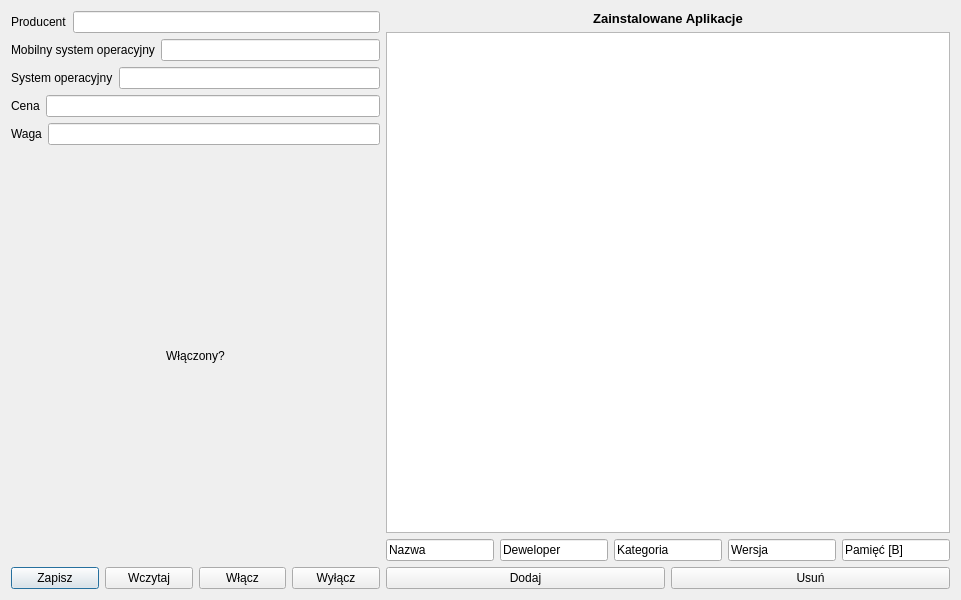
First picture: the form in oknoedytora.ui, repository AKolodz/PROE, before the edit.
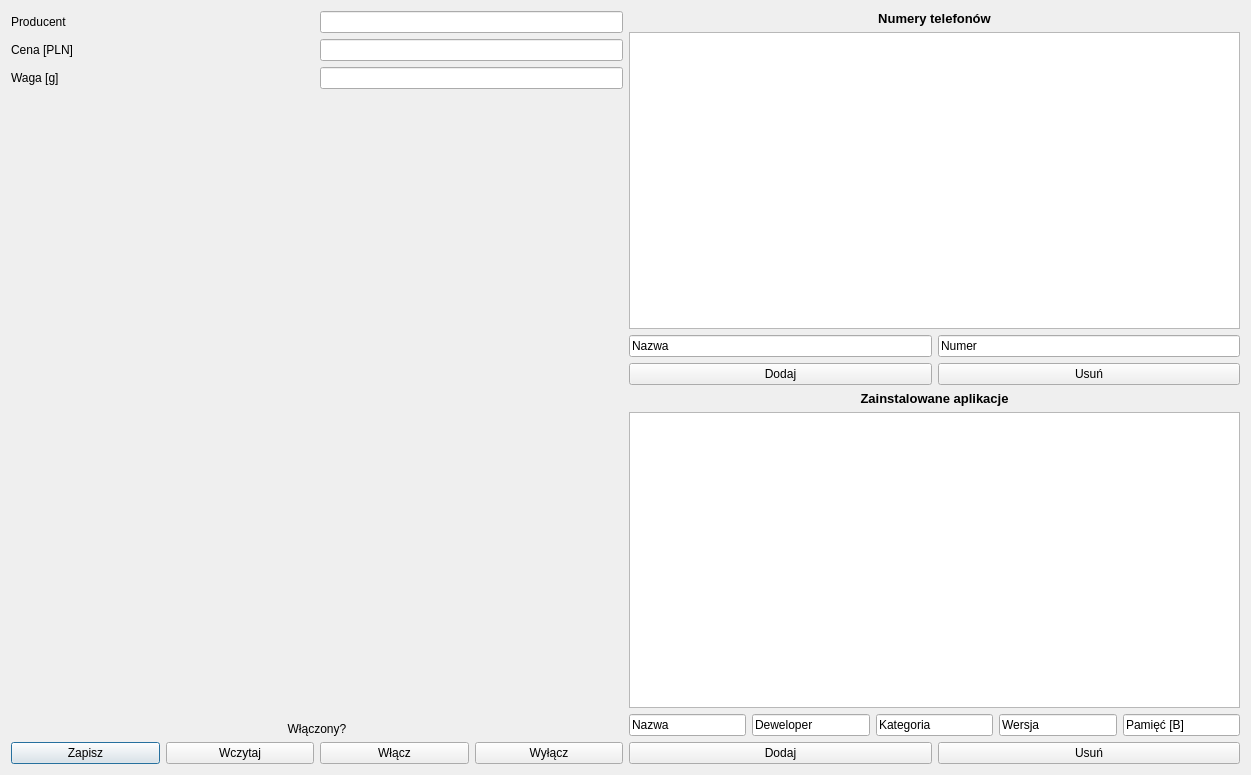
Second picture: the form after the edit.

Diff of the .ui file:
```diff
--- a/oknoedytora.ui
+++ b/oknoedytora.ui
@@ -6,8 +6,8 @@
    <rect>
     <x>0</x>
     <y>0</y>
-    <width>961</width>
-    <height>600</height>
+    <width>1251</width>
+    <height>775</height>
    </rect>
   </property>
   <property name="windowTitle">
@@ -32,6 +32,12 @@
          </item>
          <item>
           <widget class="QLineEdit" name="producent">
+           <property name="sizePolicy">
+            <sizepolicy hsizetype="Preferred" vsizetype="Fixed">
+             <horstretch>0</horstretch>
+             <verstretch>0</verstretch>
+            </sizepolicy>
+           </property>
            <property name="alignment">
             <set>Qt::AlignLeading|Qt::AlignLeft|Qt::AlignVCenter</set>
            </property>
@@ -39,45 +45,24 @@
          </item>
         </layout>
        </item>
-       <item>
-        <layout class="QHBoxLayout" name="horizontalLayout_3">
-         <item>
-          <widget class="QLabel" name="label_6">
-           <property name="text">
-            <string>Mobilny system operacyjny</string>
-           </property>
-          </widget>
-         </item>
-         <item>
-          <widget class="QLineEdit" name="system_operacyjny"/>
-         </item>
-        </layout>
-       </item>
-       <item>
-        <layout class="QHBoxLayout" name="horizontalLayout_5">
-         <item>
-          <widget class="QLabel" name="label_10">
-           <property name="text">
-            <string>System operacyjny</string>
-           </property>
-          </widget>
-         </item>
-         <item>
-          <widget class="QLineEdit" name="lineEdit_3"/>
-         </item>
-        </layout>
-       </item>
        <item>
         <layout class="QHBoxLayout" name="horizontalLayout_4">
          <item>
           <widget class="QLabel" name="label_8">
            <property name="text">
-            <string>Cena</string>
+            <string>Cena [PLN]</string>
            </property>
           </widget>
          </item>
          <item>
-          <widget class="QLineEdit" name="lineEdit_4"/>
+          <widget class="QLineEdit" name="cena">
+           <property name="sizePolicy">
+            <sizepolicy hsizetype="Preferred" vsizetype="Fixed">
+             <horstretch>0</horstretch>
+             <verstretch>0</verstretch>
+            </sizepolicy>
+           </property>
+          </widget>
          </item>
         </layout>
        </item>
@@ -86,19 +71,45 @@
          <item>
           <widget class="QLabel" name="label_3">
            <property name="text">
-            <string>Waga</string>
+            <string>Waga [g]</string>
            </property>
           </widget>
          </item>
          <item>
-          <widget class="QLineEdit" name="lineEdit_5"/>
+          <widget class="QLineEdit" name="waga">
+           <property name="sizePolicy">
+            <sizepolicy hsizetype="Preferred" vsizetype="Fixed">
+             <horstretch>0</horstretch>
+             <verstretch>0</verstretch>
+            </sizepolicy>
+           </property>
+          </widget>
          </item>
         </layout>
        </item>
       </layout>
      </item>
+     <item>
+      <widget class="QLabel" name="logo_label">
+       <property name="sizePolicy">
+        <sizepolicy hsizetype="MinimumExpanding" vsizetype="Ignored">
+         <horstretch>0</horstretch>
+         <verstretch>0</verstretch>
+        </sizepolicy>
+       </property>
+       <property name="text">
+        <string/>
+       </property>
+      </widget>
+     </item>
      <item>
       <widget class="QLabel" name="wlaczanie_label">
+       <property name="sizePolicy">
+        <sizepolicy hsizetype="MinimumExpanding" vsizetype="Fixed">
+         <horstretch>0</horstretch>
+         <verstretch>0</verstretch>
+        </sizepolicy>
+       </property>
        <property name="text">
         <string>Włączony?</string>
        </property>
@@ -145,6 +156,62 @@
     <layout class="QVBoxLayout" name="verticalLayout_4">
      <item>
       <layout class="QVBoxLayout" name="verticalLayout">
+       <item>
+        <widget class="QLabel" name="label_2">
+         <property name="font">
+          <font>
+           <pointsize>10</pointsize>
+           <weight>75</weight>
+           <bold>true</bold>
+          </font>
+         </property>
+         <property name="text">
+          <string>Numery telefonów</string>
+         </property>
+         <property name="alignment">
+          <set>Qt::AlignCenter</set>
+         </property>
+        </widget>
+       </item>
+       <item>
+        <widget class="QListWidget" name="lista_numerow"/>
+       </item>
+       <item>
+        <layout class="QHBoxLayout" name="horizontalLayout_3">
+         <item>
+          <widget class="QLineEdit" name="nazwa_num">
+           <property name="text">
+            <string>Nazwa</string>
+           </property>
+          </widget>
+         </item>
+         <item>
+          <widget class="QLineEdit" name="numer_num">
+           <property name="text">
+            <string>Numer</string>
+           </property>
+          </widget>
+         </item>
+        </layout>
+       </item>
+       <item>
+        <layout class="QHBoxLayout" name="horizontalLayout_9">
+         <item>
+          <widget class="QPushButton" name="dodaj_numer">
+           <property name="text">
+            <string>Dodaj</string>
+           </property>
+          </widget>
+         </item>
+         <item>
+          <widget class="QPushButton" name="usun_numer">
+           <property name="text">
+            <string>Usuń</string>
+           </property>
+          </widget>
+         </item>
+        </layout>
+       </item>
        <item>
         <widget class="QLabel" name="label">
          <property name="font">
@@ -155,7 +222,7 @@
           </font>
          </property>
          <property name="text">
-          <string>Zainstalowane Aplikacje</string>
+          <string>Zainstalowane aplikacje</string>
          </property>
          <property name="alignment">
           <set>Qt::AlignCenter</set>
```
Left out of the diff: 51 changed lines with no effect on the pictures.
